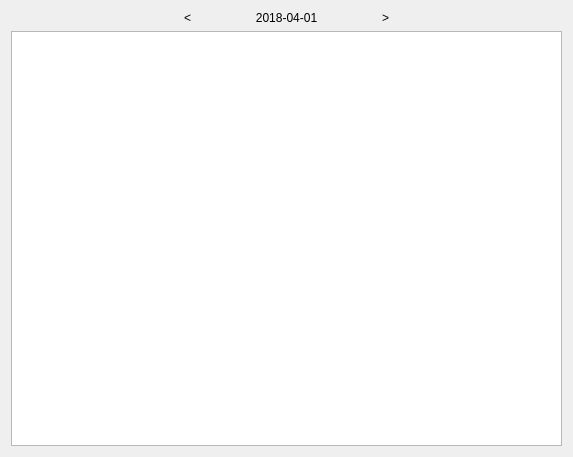
Old version of the form qdatamgrwidget.ui in the repository bnufree/Hq.
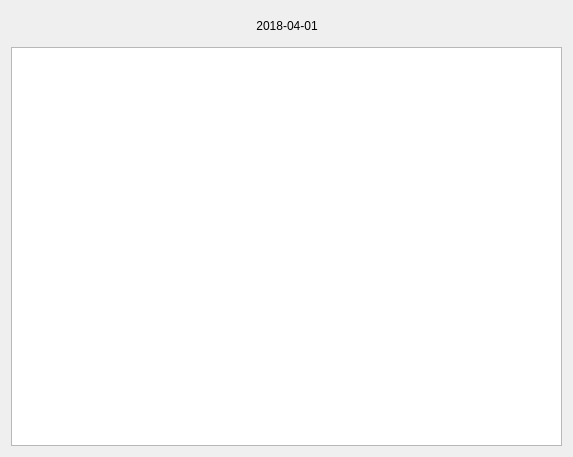
New version of the form. Icons and pictures are not drawn. Custom widgets are drawn as their Qt base class.

Patch:
```diff
--- a/qdatamgrwidget.ui
+++ b/qdatamgrwidget.ui
@@ -21,10 +21,35 @@
   <layout class="QVBoxLayout" name="verticalLayout">
    <item>
     <layout class="QHBoxLayout" name="horizontalLayout">
+     <property name="spacing">
+      <number>20</number>
+     </property>
+     <item>
+      <spacer name="horizontalSpacer_2">
+       <property name="orientation">
+        <enum>Qt::Horizontal</enum>
+       </property>
+       <property name="sizeHint" stdset="0">
+        <size>
+         <width>40</width>
+         <height>20</height>
+        </size>
+       </property>
+      </spacer>
+     </item>
      <item>
       <widget class="QAndroidButton" name="mPreDayBtn">
+       <property name="minimumSize">
+        <size>
+         <width>40</width>
+         <height>30</height>
+        </size>
+       </property>
+       <property name="styleSheet">
+        <string notr="true">border-image: url(:/icon/image/prepage.png);</string>
+       </property>
        <property name="text">
-        <string>&lt;</string>
+        <string/>
        </property>
        <property name="alignment">
         <set>Qt::AlignRight|Qt::AlignTrailing|Qt::AlignVCenter</set>
@@ -43,11 +68,33 @@
      </item>
      <item>
       <widget class="QAndroidButton" name="mNextDayBtn">
+       <property name="minimumSize">
+        <size>
+         <width>40</width>
+         <height>30</height>
+        </size>
+       </property>
+       <property name="styleSheet">
+        <string notr="true">border-image: url(:/icon/image/nextpage.png);</string>
+       </property>
        <property name="text">
-        <string>&gt;</string>
+        <string/>
        </property>
       </widget>
      </item>
+     <item>
+      <spacer name="horizontalSpacer">
+       <property name="orientation">
+        <enum>Qt::Horizontal</enum>
+       </property>
+       <property name="sizeHint" stdset="0">
+        <size>
+         <width>40</width>
+         <height>20</height>
+        </size>
+       </property>
+      </spacer>
+     </item>
     </layout>
    </item>
    <item>
```
